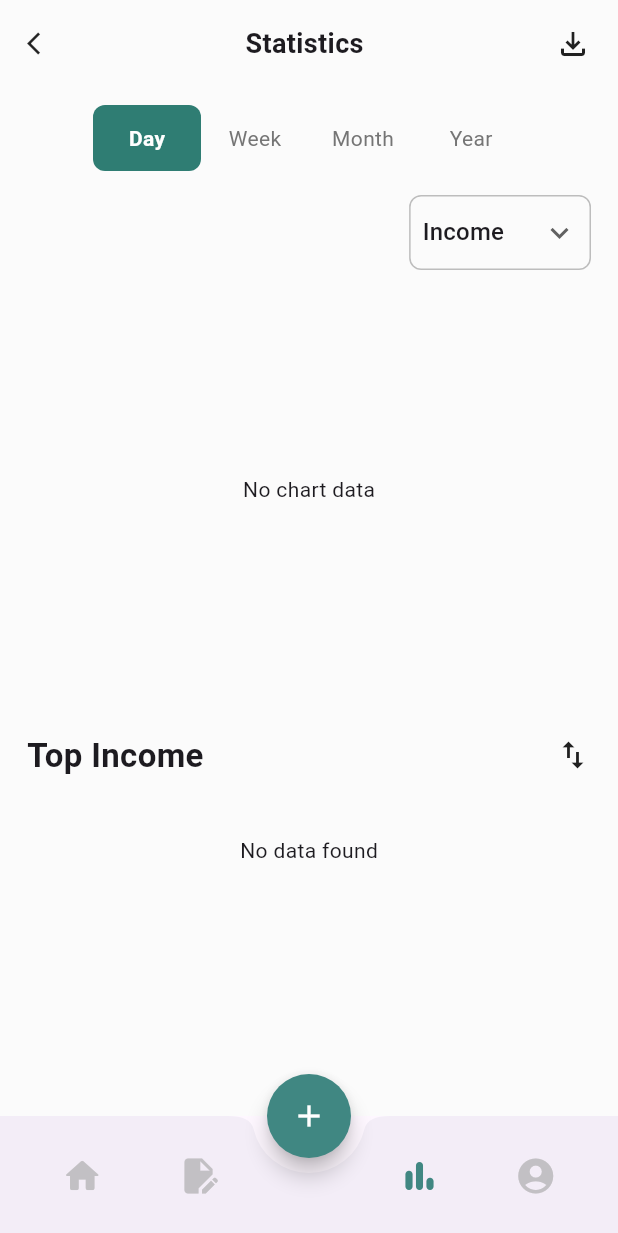
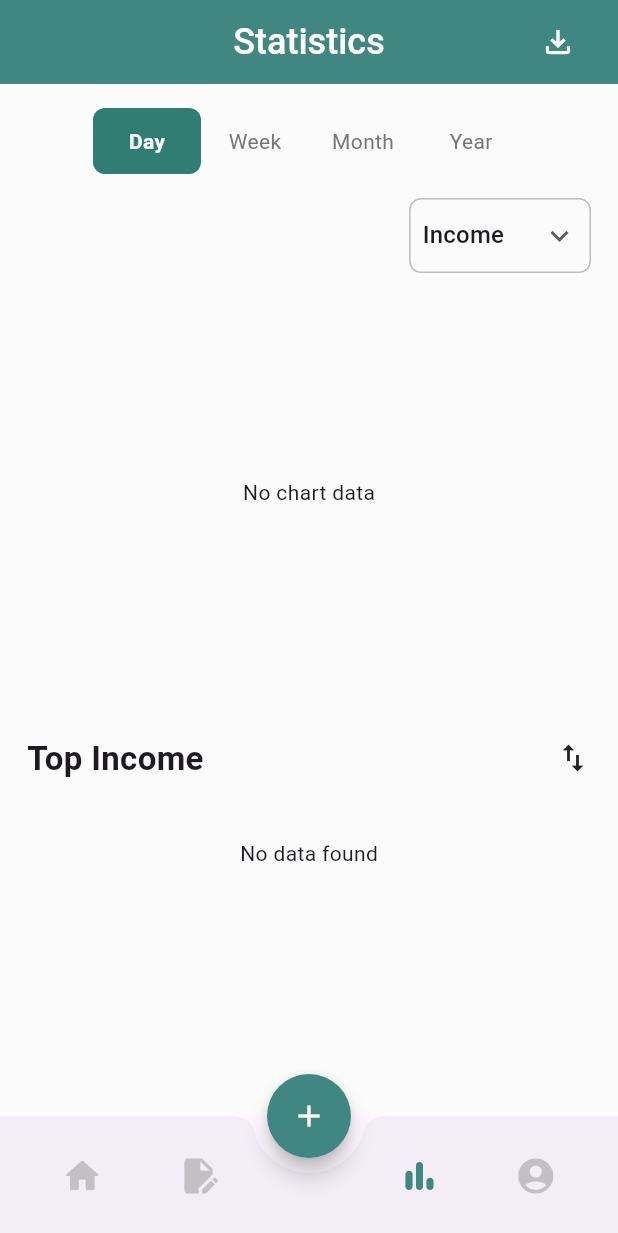
Before and after one commit to mdbappy21/Expense_Income, a Flutter app: the screen it shows after launch, item 3 of the bottom bar chosen, after a tap on the "file download" icon, on a phone screen of 412 x 824 dp. Shown: the top 1233 px of the screen. Run offline on Flutter 3.47's test engine with Material 3 defaults, Android fonts, the phone set to English and light mode, and no system bars; our stand-ins replace fl_chart, flutter_local_notifications, get, image_picker, pdf, printing and 4 more; accounts and stored records are empty.

Commit message:
fix duplicate bug

```diff
--- a/lib/presentation/state_holders/profile_controller.dart
+++ b/lib/presentation/state_holders/profile_controller.dart
@@ -29,7 +29,7 @@ class ProfileController extends GetxController {
 
       userName =
           prefs.getString('profile_name') ??
-              'User';
+              'Dear User';
 
       profileImagePath =
           prefs.getString('profile_image');
--- a/lib/presentation/ui/screen/home_screen.dart
+++ b/lib/presentation/ui/screen/home_screen.dart
@@ -28,8 +28,6 @@ class HomeScreen extends StatelessWidget {
         return Scaffold(
           body: RefreshIndicator(
             onRefresh: controller.loadHomeData,
-            child: SingleChildScrollView(
-              physics: const AlwaysScrollableScrollPhysics(),
             child: Column(
               children: [
                 Stack(
@@ -49,18 +47,7 @@ class HomeScreen extends StatelessWidget {
                   ],
                 ),
                 SizedBox(height: size.height * .16),
-                  _buildHistory(controller.transactions),
-                ],
-              ),
-            ),
-          ),
-        );
-      },
-    );
-  }
-
-  Widget _buildHistory(List<Map<String, dynamic>> transactions) {
-    return Padding(
+                Padding(
                   padding: const EdgeInsets.symmetric(horizontal: 16),
                   child: Column(
                     children: [
@@ -72,22 +59,36 @@ class HomeScreen extends StatelessWidget {
                         ),
                       ),
                       const Divider(),
-          if (transactions.isEmpty)
-            const Padding(
-              padding: EdgeInsets.all(24),
+                    ],
+                  ),
+                ),
+                Expanded(child: _buildHistory(controller.transactions)),
+              ],
+            ),
+          ),
+        );
+      },
+    );
+  }
+
+  Widget _buildHistory(List<Map<String, dynamic>> transactions,) {
+    if (transactions.isEmpty) {
+      return const Center(
         child: Text('No transaction found'),
-            )
-          else
-            ListView.builder(
-              shrinkWrap: true,
-              physics: const NeverScrollableScrollPhysics(),
+      );
+    }
+
+    return Padding(
+      padding: const EdgeInsets.symmetric(
+        horizontal: 16,
+      ),
+      child: ListView.builder(
+        padding: EdgeInsets.zero,
         itemCount: transactions.length,
         itemBuilder: (context, index) {
           final item = transactions[index];
           return _buildTransactionItem(item);
         },
-            ),
-        ],
       ),
     );
   }
@@ -326,24 +327,6 @@ class HomeScreen extends StatelessWidget {
     );
   }
 
-  // Widget _buildNotification() {
-  //   return GestureDetector(
-  //     onTap: (){
-  //       //todo notification
-  //     },
-  //     child: Container(
-  //       padding: const EdgeInsets.all(10),
-  //       decoration: BoxDecoration(
-  //         color: Colors.white.withAlpha(48),
-  //         borderRadius: BorderRadius.circular(24),
-  //       ),
-  //       child: const Icon(
-  //         Icons.notifications_none,
-  //         color: Colors.white,
-  //       ),
-  //     ),
-  //   );
-  // }
   Widget _buildNotification() {
     return GetBuilder<NotificationController>(
       builder: (controller) {
--- a/lib/presentation/ui/screen/main_bottom_nav_bar.dart
+++ b/lib/presentation/ui/screen/main_bottom_nav_bar.dart
@@ -21,7 +21,7 @@ class MainBottomNavBar extends StatefulWidget {
 class _MainBottomNavBarState extends State<MainBottomNavBar> {
   int _selectedIndex = 0;
 
-  final List<Widget> _screens = const [
+  final List<Widget> _screens = [
     HomeScreen(),
     NoteScreen(),
     StatisticsScreen(),
--- a/lib/presentation/ui/screen/statistics_screen.dart
+++ b/lib/presentation/ui/screen/statistics_screen.dart
@@ -1,4 +1,5 @@
 import 'package:expense_income/presentation/state_holders/statistics_controller.dart';
+import 'package:expense_income/presentation/ui/utils/app_colors.dart';
 import 'package:fl_chart/fl_chart.dart';
 import 'package:flutter/material.dart';
 import 'package:get/get.dart';
@@ -14,6 +15,23 @@ class StatisticsScreen extends StatelessWidget {
       builder: (controller) {
         return Scaffold(
           backgroundColor: const Color(0xfffbfbfb),
+          appBar: AppBar(
+            backgroundColor: AppColors.themeColor,
+            centerTitle: true,
+            title: Text('Statistics',
+              style: TextStyle(
+                fontSize: 24,
+                fontWeight: .w500,
+                color: Colors.white
+              ),
+            ),
+            actions: [
+              IconButton(onPressed: (){
+                controller.exportPdf;
+              }, icon: const Icon(Icons.file_download_outlined),color: Colors.white,),
+              const SizedBox(width: 16)
+            ],
+          ),
           body: SafeArea(
             child: controller.isLoading
                 ? const Center(child: CircularProgressIndicator())
@@ -24,8 +42,6 @@ class StatisticsScreen extends StatelessWidget {
               ),
               child: Column(
                 children: [
-                  _buildHeader(controller),
-                  const SizedBox(height: 28),
                   _buildPeriodTabs(controller),
                   const SizedBox(height: 16),
                   _buildDropdown(controller),
@@ -42,29 +58,6 @@ class StatisticsScreen extends StatelessWidget {
     );
   }
 
-  Widget _buildHeader(StatisticsController controller) {
-    return Row(
-      children: [
-        InkWell(
-          onTap: () => Get.back(),
-          child: const Icon(Icons.arrow_back_ios, size: 18),
-        ),
-        const Spacer(),
-        const Text(
-          'Statistics',
-          style: TextStyle(
-            fontSize: 18,
-            fontWeight: FontWeight.bold,
-          ),
-        ),
-        const Spacer(),
-        InkWell(
-          onTap: controller.exportPdf,
-          child: const Icon(Icons.file_download_outlined),
-        ),
-      ],
-    );
-  }
 
   Widget _buildPeriodTabs(StatisticsController controller) {
     return SingleChildScrollView(
```
Also changed, not shown: lib/presentation/state_holders/add_payable_controller.dart (+1 -6 lines), lib/presentation/state_holders/add_receivable_controller.dart (+3 -13 lines), lib/presentation/ui/screen/profile_screen.dart (+23 -12 lines), assets/images/img.png, pubspec.lock. Lines whose indentation alone changed are shown as unchanged.
